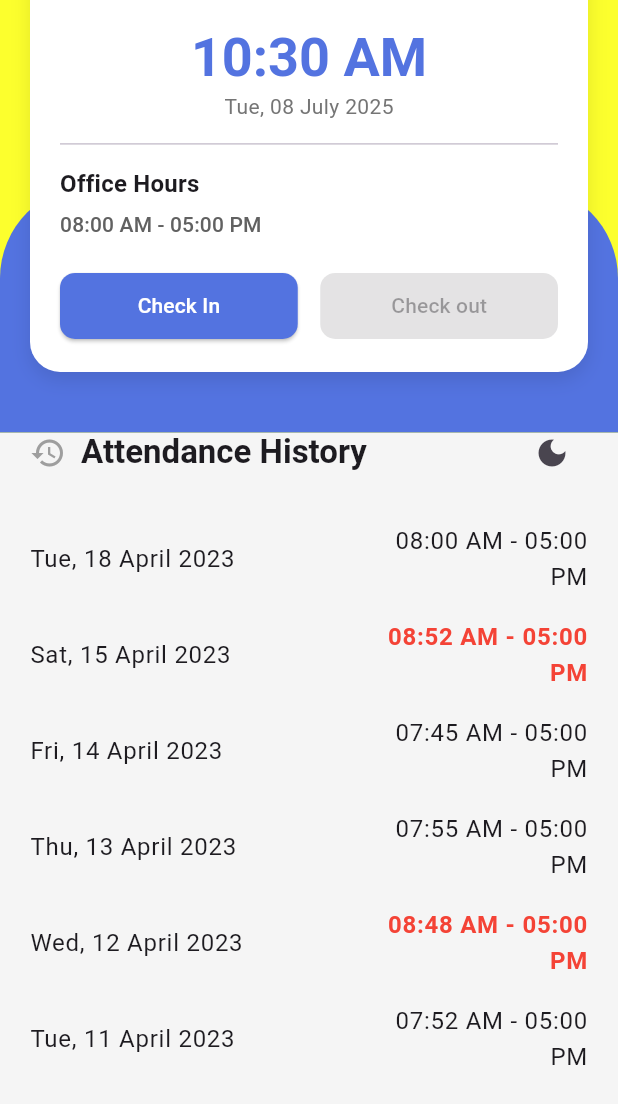
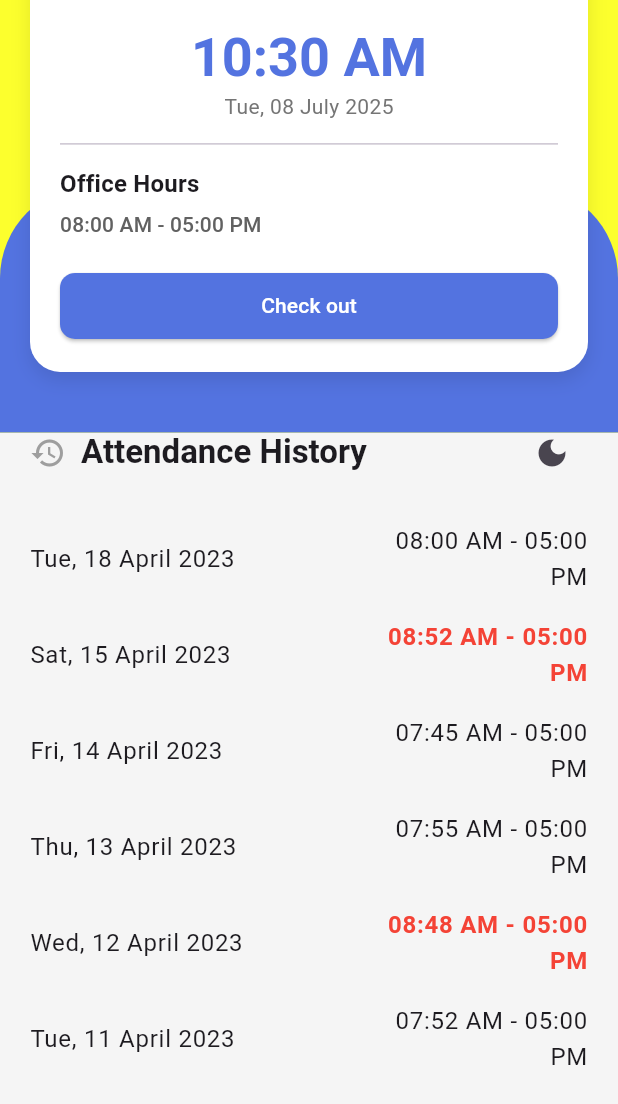
Before and after one commit to TghHry/absensi_maps, a Flutter app: the HomePage screen opened by its route, scrolled down 197 dp, on a phone screen of 412 x 824 dp. Shown: the top 1104 px of the screen. Run offline on Flutter 3.47's test engine with Material 3 defaults, Android fonts, the phone set to English and light mode, and no system bars; our stand-ins replace flutter_secure_storage, google_maps_flutter, shared_preferences; accounts and stored records are empty.

Commit message:
absensi_maps

```diff
--- a/lib/presentation/absensi/home/pages/home_page.dart
+++ b/lib/presentation/absensi/home/pages/home_page.dart
@@ -20,57 +20,55 @@ class HomePage extends StatefulWidget {
 
 class _HomePageState extends State<HomePage> {
   // State lokal untuk Bottom Navigation Bar dan simulasi status absensi
-  // int _selectedIndex = 0;
-  bool _hasCheckedInToday = false; // Simulasi status check-in
-  DateTime? _lastCheckInTime; // Simulasi waktu check-in
+  bool _hasCheckedInToday = true; // UBAH INI: Simulasi status sudah check-in
+  // DateTime? _lastCheckInTime; // Simulasi waktu check-in
 
   // Data riwayat absensi statis (diketik langsung) untuk keperluan tampilan UI
   final List<Map<String, dynamic>> _attendanceHistory = [
-    {'date': DateTime(2023, 4, 18), 'check_in': '08:00 AM', 'check_out': '05:00 PM', 'is_late': false},
-    {'date': DateTime(2023, 4, 15), 'check_in': '08:52 AM', 'check_out': '05:00 PM', 'is_late': true}, // Contoh terlambat
-    {'date': DateTime(2023, 4, 14), 'check_in': '07:45 AM', 'check_out': '05:00 PM', 'is_late': false},
-    {'date': DateTime(2023, 4, 13), 'check_in': '07:55 AM', 'check_out': '05:00 PM', 'is_late': false},
-    {'date': DateTime(2023, 4, 12), 'check_in': '08:48 AM', 'check_out': '05:00 PM', 'is_late': true}, // Contoh terlambat
-    {'date': DateTime(2023, 4, 11), 'check_in': '07:52 AM', 'check_out': '05:00 PM', 'is_late': false},
+    {
+      'date': DateTime(2023, 4, 18),
+      'check_in': '08:00 AM',
+      'check_out': '05:00 PM',
+      'is_late': false,
+    },
+    {
+      'date': DateTime(2023, 4, 15),
+      'check_in': '08:52 AM',
+      'check_out': '05:00 PM',
+      'is_late': true,
+    }, // Contoh terlambat
+    {
+      'date': DateTime(2023, 4, 14),
+      'check_in': '07:45 AM',
+      'check_out': '05:00 PM',
+      'is_late': false,
+    },
+    {
+      'date': DateTime(2023, 4, 13),
+      'check_in': '07:55 AM',
+      'check_out': '05:00 PM',
+      'is_late': false,
+    },
+    {
+      'date': DateTime(2023, 4, 12),
+      'check_in': '08:48 AM',
+      'check_out': '05:00 PM',
+      'is_late': true,
+    }, // Contoh terlambat
+    {
+      'date': DateTime(2023, 4, 11),
+      'check_in': '07:52 AM',
+      'check_out': '05:00 PM',
+      'is_late': false,
+    },
   ];
-
-  // Callback untuk Bottom Navigation Bar (hanya untuk ganti index UI dan SnackBar)
-  // void _onItemTapped(int index) {
-  //   setState(() {
-  //     _selectedIndex = index;
-  //   });
-
-  //   // Menampilkan pesan atau navigasi placeholder (masih UI saja)
-  //   String pageName = BottomNavItem.values[index].toString().split('.').last;
-  //   ScaffoldMessenger.of(context).showSnackBar(
-  //     SnackBar(content: Text('Navigasi ke halaman: $pageName (UI saja)')),
-  //   );
-
-  //   // Contoh navigasi ke halaman UI lain (jika sudah ada file halamannya)
-  //   if (BottomNavItem.values[index] == BottomNavItem.map) {
-  //     // Navigator.push(context, MaterialPageRoute(builder: (context) => const AttendancePage()));
-  //   } else if (BottomNavItem.values[index] == BottomNavItem.history) {
-  //     // Navigator.push(context, MaterialPageRoute(builder: (context) => const AttendanceHistoryPage(userId: 'dummy_user_id')));
-  //   }
-  //   // Untuk 'home' dan 'profile', Anda bisa tambahkan navigasi atau langsung di halaman ini.
-  // }
-
-  // Fungsi placeholder untuk Check-in (hanya update UI lokal)
-  void _performCheckInUI() {
-    setState(() {
-      _hasCheckedInToday = true;
-      _lastCheckInTime = DateTime.now();
-    });
-    ScaffoldMessenger.of(context).showSnackBar(
-      const SnackBar(content: Text('Check-in Berhasil! (UI Simulasi)')),
-    );
-  }
 
   // Fungsi placeholder untuk Check-out (hanya update UI lokal)
   void _performCheckOutUI() {
     setState(() {
-      _hasCheckedInToday = false; // Setelah check-out, reset status check-in hari ini
-      _lastCheckInTime = null; // Clear last check-in time
+      _hasCheckedInToday =
+          false; // Setelah check-out, nonaktifkan tombol check-out
+      // _lastCheckInTime = null; // Clear last check-in time
     });
     ScaffoldMessenger.of(context).showSnackBar(
       const SnackBar(content: Text('Check-out Berhasil! (UI Simulasi)')),
@@ -79,17 +77,22 @@ class _HomePageState extends State<HomePage> {
 
   @override
   Widget build(BuildContext context) {
-    final themeProvider = Provider.of<ThemeProvider>(context); // Hanya untuk toggle tema
+    final themeProvider = Provider.of<ThemeProvider>(
+      context,
+    ); // Hanya untuk toggle tema
     final screenHeight = MediaQuery.of(context).size.height;
     final screenWidth = MediaQuery.of(context).size.width;
 
     // Untuk menampilkan waktu dan tanggal saat ini (real-time dari perangkat)
     final now = DateTime.now();
     final timeFormat = DateFormat('hh:mm a'); // Contoh: 09:41 AM
-    final dateFormat = DateFormat('EEE, dd MMMM ').format(now); // Contoh: Mon, 18 April 2023
+    final dateFormat = DateFormat(
+      'EEE, dd MMMM ',
+    ).format(now); // Contoh: Mon, 18 April 2023
 
     return Scaffold(
-      backgroundColor: AppColors.lightBackground, // Background abu-abu muda di luar card
+      backgroundColor:
+          AppColors.lightBackground, // Background abu-abu muda di luar card
       body: Stack(
         children: [
           // Latar belakang kuning di bagian atas
@@ -104,7 +107,9 @@ class _HomePageState extends State<HomePage> {
           ),
           // Latar belakang biru di bagian atas dengan sudut melengkung
           Positioned(
-            top: screenHeight * 0.15, // Posisi awal blue shape, menutupi sebagian kuning
+            top:
+                screenHeight *
+                0.15, // Posisi awal blue shape, menutupi sebagian kuning
             left: 0,
             right: 0,
             child: Container(
@@ -112,15 +117,22 @@ class _HomePageState extends State<HomePage> {
               decoration: BoxDecoration(
                 color: AppColors.homeTopBlue, // Warna biru solid
                 borderRadius: BorderRadius.only(
-                  topLeft: Radius.circular(screenWidth * 0.15), // Melengkung di kiri atas
-                  topRight: Radius.circular(screenWidth * 0.15), // Melengkung di kanan atas
+                  topLeft: Radius.circular(
+                    screenWidth * 0.15,
+                  ), // Melengkung di kiri atas
+                  topRight: Radius.circular(
+                    screenWidth * 0.15,
+                  ), // Melengkung di kanan atas
                 ),
               ),
             ),
           ),
           // Konten Utama (User Info, Live Attendance Card, History)
-          SingleChildScrollView( // Memungkinkan konten discroll jika melebihi tinggi layar
-            padding: EdgeInsets.only(top: screenHeight * 0.08), // Padding dari atas untuk info user
+          SingleChildScrollView(
+            // Memungkinkan konten discroll jika melebihi tinggi layar
+            padding: EdgeInsets.only(
+              top: screenHeight * 0.08,
+            ), // Padding dari atas untuk info user
             child: Column(
               crossAxisAlignment: CrossAxisAlignment.start,
               children: [
@@ -135,15 +147,25 @@ class _HomePageState extends State<HomePage> {
                         height: 60,
                         decoration: BoxDecoration(
                           shape: BoxShape.circle,
-                          color: Colors.white, // Background lingkaran putih di bawah avatar
-                          border: Border.all(color: AppColors.homeTopBlue, width: 2), // Border biru
+                          color:
+                              Colors
+                                  .white, // Background lingkaran putih di bawah avatar
+                          border: Border.all(
+                            color: AppColors.homeTopBlue,
+                            width: 2,
+                          ), // Border biru
                         ),
-                        child: ClipOval( // Untuk membulatkan gambar
+                        child: ClipOval(
+                          // Untuk membulatkan gambar
                           child: Image.asset(
                             'assets/images/user_avatar.png', // Pastikan path ini benar dan aset sudah ditambahkan di pubspec.yaml
                             fit: BoxFit.cover,
                             errorBuilder: (context, error, stackTrace) {
-                              return Icon(Icons.person, size: 40, color: Colors.grey[600]); // Placeholder jika gambar error
+                              return Icon(
+                                Icons.person,
+                                size: 40,
+                                color: Colors.grey[600],
+                              ); // Placeholder jika gambar error
                             },
                           ),
                         ),
@@ -155,15 +177,21 @@ class _HomePageState extends State<HomePage> {
                         children: [
                           Text(
                             'Mamat',
-                            style: Theme.of(context).textTheme.headlineSmall?.copyWith(
+                            style: Theme.of(
+                              context,
+                            ).textTheme.headlineSmall?.copyWith(
                               color: AppColors.textLight, // Warna teks putih
                               fontWeight: FontWeight.bold,
                             ),
                           ),
                           Text(
                             '12345678 - Junior UX Designer',
-                            style: Theme.of(context).textTheme.bodyMedium?.copyWith(
-                                  color: AppColors.textLight.withOpacity(0.8), // Warna teks putih transparan
+                            style: Theme.of(
+                              context,
+                            ).textTheme.bodyMedium?.copyWith(
+                              color: AppColors.textLight.withOpacity(
+                                0.8,
+                              ), // Warna teks putih transparan
                             ),
                           ),
                         ],
@@ -171,10 +199,18 @@ class _HomePageState extends State<HomePage> {
                       const Spacer(), // Dorong icon ke kanan
                       // Icon Logout/Settings (ikon panah ke kanan di gambar)
                       IconButton(
-                        icon: const Icon(Icons.exit_to_app, color: AppColors.textLight, size: 28),
+                        icon: const Icon(
+                          Icons.exit_to_app,
+                          color: AppColors.textLight,
+                          size: 28,
+                        ),
                         onPressed: () {
                           ScaffoldMessenger.of(context).showSnackBar(
-                            const SnackBar(content: Text('Logout/Settings ditekan (UI saja)')),
+                            const SnackBar(
+                              content: Text(
+                                'Logout/Settings ditekan (UI saja)',
+                              ),
+                            ),
                           );
                         },
                       ),
@@ -182,15 +218,19 @@ class _HomePageState extends State<HomePage> {
                   ),
                 ),
                 const SizedBox(height: 30), // Jarak ke card absensi
-
                 // Live Attendance Card
                 Container(
                   margin: const EdgeInsets.symmetric(horizontal: 20.0),
                   padding: const EdgeInsets.all(20.0),
                   decoration: BoxDecoration(
-                    color: AppColors.homeCardBackground, // Latar belakang card putih
-                    borderRadius: BorderRadius.circular(20), // Sudut membulat card
-                    boxShadow: [ // Bayangan card
+                    color:
+                        AppColors
+                            .homeCardBackground, // Latar belakang card putih
+                    borderRadius: BorderRadius.circular(
+                      20,
+                    ), // Sudut membulat card
+                    boxShadow: [
+                      // Bayangan card
                       BoxShadow(
                         color: Colors.black.withOpacity(0.1),
                         blurRadius: 10,
@@ -211,26 +251,30 @@ class _HomePageState extends State<HomePage> {
                       Center(
                         child: Text(
                           timeFormat.format(now), // Waktu saat ini
-                          style: Theme.of(context).textTheme.displaySmall?.copyWith(
+                          style: Theme.of(
+                            context,
+                          ).textTheme.displaySmall?.copyWith(
                             fontWeight: FontWeight.bold,
-                                color: AppColors.homeTopBlue, // Warna biru untuk waktu
+                            color:
+                                AppColors.homeTopBlue, // Warna biru untuk waktu
                           ),
                         ),
                       ),
                       Center(
                         child: Text(
-                          dateFormat + DateFormat('yyyy').format(now), // Tanggal saat ini (Mon, 18 April 2023)
-                          style: Theme.of(context).textTheme.bodyMedium?.copyWith(
-                                color: Colors.grey[600],
-                              ),
+                          dateFormat +
+                              DateFormat('yyyy').format(
+                                now,
+                              ), // Tanggal saat ini (Mon, 18 April 2023)
+                          style: Theme.of(context).textTheme.bodyMedium
+                              ?.copyWith(color: Colors.grey[600]),
                         ),
                       ),
                       const Divider(height: 30, thickness: 1), // Garis pemisah
                       Text(
                         'Office Hours',
-                        style: Theme.of(context).textTheme.titleMedium?.copyWith(
-                              fontWeight: FontWeight.bold,
-                            ),
+                        style: Theme.of(context).textTheme.titleMedium
+                            ?.copyWith(fontWeight: FontWeight.bold),
                       ),
                       const SizedBox(height: 5),
                       Text(
@@ -240,42 +284,32 @@ class _HomePageState extends State<HomePage> {
                         ),
                       ),
                       const SizedBox(height: 20),
-                      // Tombol Check In dan Check Out
-                      Row(
-                        mainAxisAlignment: MainAxisAlignment.spaceEvenly,
-                        children: [
-                          Expanded(
+                      // Tombol Check Out saja
+                      SizedBox(
+                        // Menggunakan SizedBox untuk mengatur lebar tombol
+                        width:
+                            double
+                                .infinity, // Membuat tombol mengisi lebar penuh
                         child: ElevatedButton(
-                              onPressed: _hasCheckedInToday ? null : _performCheckInUI, // Nonaktif jika sudah check-in
+                          onPressed:
+                              !_hasCheckedInToday
+                                  ? null
+                                  : _performCheckOutUI, // Nonaktif jika sudah check-out
                           style: ElevatedButton.styleFrom(
                             backgroundColor: AppColors.loginButtonColor,
                             foregroundColor: AppColors.textLight,
                             padding: const EdgeInsets.symmetric(vertical: 12),
-                                shape: RoundedRectangleBorder(borderRadius: BorderRadius.circular(10)),
+                            shape: RoundedRectangleBorder(
+                              borderRadius: BorderRadius.circular(10),
                             ),
-                              child: const Text('Check In'),
-                            ),
-                          ),
-                          const SizedBox(width: 15),
-                          Expanded(
-                            child: ElevatedButton(
-                              onPressed: !_hasCheckedInToday ? null : _performCheckOutUI, // Nonaktif jika belum check-in
-                              style: ElevatedButton.styleFrom(
-                                backgroundColor: AppColors.loginButtonColor,
-                                foregroundColor: AppColors.textLight,
-                                padding: const EdgeInsets.symmetric(vertical: 12),
-                                shape: RoundedRectangleBorder(borderRadius: BorderRadius.circular(10)),
                           ),
                           child: const Text('Check out'),
                         ),
                       ),
                     ],
                   ),
-                    ],
-                  ),
                 ),
                 const SizedBox(height: 30), // Jarak ke riwayat absensi
-
                 // Attendance History Section
                 Padding(
                   padding: const EdgeInsets.symmetric(horizontal: 20.0),
@@ -292,7 +326,11 @@ class _HomePageState extends State<HomePage> {
                       const Spacer(),
                       // Tombol toggle tema di sini jika ingin ada di pojok kanan atas
                       IconButton(
-                        icon: Icon(themeProvider.themeMode == ThemeMode.dark ? Icons.light_mode : Icons.dark_mode),
+                        icon: Icon(
+                          themeProvider.themeMode == ThemeMode.dark
+                              ? Icons.light_mode
+                              : Icons.dark_mode,
+                        ),
                         onPressed: () {
                           themeProvider.toggleTheme();
                         },
@@ -303,22 +341,28 @@ class _HomePageState extends State<HomePage> {
                 const SizedBox(height: 15),
                 // Daftar Riwayat Absensi (Menggunakan data statis _attendanceHistory)
                 ListView.builder(
-                  shrinkWrap: true, // Penting agar ListView bisa di dalam SingleChildScrollView
-                  physics: const NeverScrollableScrollPhysics(), // Nonaktifkan scroll ListView
+                  shrinkWrap: true,
+                  physics: const NeverScrollableScrollPhysics(),
                   itemCount: _attendanceHistory.length,
                   itemBuilder: (context, index) {
                     final record = _attendanceHistory[index];
-                    final recordDate = DateFormat('EEE, dd MMMM ').format(record['date']);
+                    final recordDate = DateFormat(
+                      'EEE, dd MMMM ',
+                    ).format(record['date']);
                     final bool isLate = record['is_late'] as bool;
 
                     return Padding(
-                      padding: const EdgeInsets.symmetric(horizontal: 20.0, vertical: 8.0),
+                      padding: const EdgeInsets.symmetric(
+                        horizontal: 20.0,
+                        vertical: 8.0,
+                      ),
                       child: Row(
                         children: [
                           Expanded(
                             flex: 3,
                             child: Text(
-                              recordDate + DateFormat('yyyy').format(record['date']),
+                              recordDate +
+                                  DateFormat('yyyy').format(record['date']),
                               style: Theme.of(context).textTheme.bodyLarge,
                             ),
                           ),
@@ -326,9 +370,19 @@ class _HomePageState extends State<HomePage> {
                             flex: 2,
                             child: Text(
                               '${record['check_in']} - ${record['check_out']}',
-                              style: Theme.of(context).textTheme.bodyLarge?.copyWith(
-                                color: isLate ? Colors.red : Theme.of(context).textTheme.bodyLarge?.color, // Warna merah jika terlambat
-                                fontWeight: isLate ? FontWeight.bold : FontWeight.normal,
+                              style: Theme.of(
+                                context,
+                              ).textTheme.bodyLarge?.copyWith(
+                                color:
+                                    isLate
+                                        ? Colors.red
+                                        : Theme.of(
+                                          context,
+                                        ).textTheme.bodyLarge?.color,
+                                fontWeight:
+                                    isLate
+                                        ? FontWeight.bold
+                                        : FontWeight.normal,
                               ),
                               textAlign: TextAlign.right,
                             ),
@@ -338,45 +392,14 @@ class _HomePageState extends State<HomePage> {
                     );
                   },
                 ),
-                const SizedBox(height: 100), // Padding di bawah untuk ruang BottomNav
+                const SizedBox(
+                  height: 100,
+                ), // Padding di bawah untuk ruang BottomNav
               ],
             ),
           ),
         ],
       ),
-      // bottomNavigationBar: Container( // Menggunakan Container agar warna solid tanpa lekukan
-      //   color: AppColors.bottomNavBackground, // Warna kuning solid
-      //   // Padding bottom ini memastikan BottomNav tidak tertutup oleh gesture bar di iPhone X ke atas
-      //   padding: EdgeInsets.only(bottom: MediaQuery.of(context).padding.bottom),
-      //   child: BottomNavigationBar(
-      //     currentIndex: _selectedIndex,
-      //     onTap: _onItemTapped,
-      //     backgroundColor: AppColors.bottomNavBackground, // Warna kuning solid
-      //     selectedItemColor: AppColors.bottomNavIconColor, // Warna icon dan teks terpilih
-      //     unselectedItemColor: AppColors.bottomNavIconColor.withOpacity(0.6), // Warna icon dan teks tidak terpilih
-      //     type: BottomNavigationBarType.fixed, // Penting agar semua item terlihat dan warna solid
-      //     selectedLabelStyle: const TextStyle(fontWeight: FontWeight.bold),
-      //     unselectedLabelStyle: const TextStyle(fontWeight: FontWeight.normal),
-      //     items: const <BottomNavigationBarItem>[
-      //       BottomNavigationBarItem(
-      //         icon: Icon(Icons.home),
-      //         label: 'Home',
-      //       ),
-      //       BottomNavigationBarItem(
-      //         icon: Icon(Icons.map),
-      //         label: 'Map',
-      //       ),
-      //       BottomNavigationBarItem(
-      //         icon: Icon(Icons.history),
-      //         label: 'History',
-      //       ),
-      //       BottomNavigationBarItem(
-      //         icon: Icon(Icons.person),
-      //         label: 'Profile',
-      //       ),
-      //     ],
-      //   ),
-      // ),
     );
   }
 }
```
Lines whose indentation alone changed are shown as unchanged.
